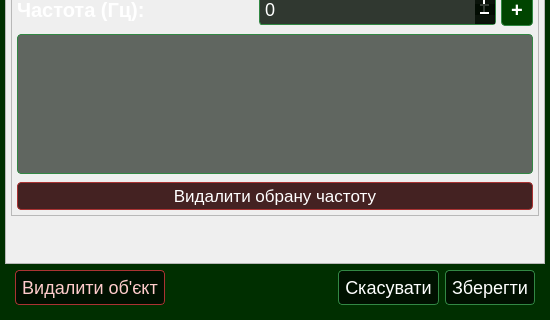
First picture: the form in app/ui/object_editor_dialog.ui, repository VadymKotsiuba1808/SDR_Pi, before the edit; both pictures show x 0 to 550 and y 461 to 781 of the 550 by 781 pixel window.
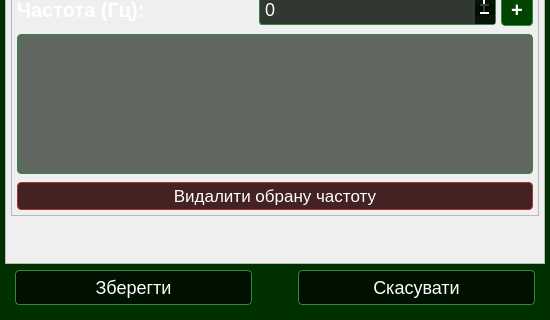
Second picture: the form after the edit.

Commit message: Removed delete button from object_editor_dialog ui

What changed in the file:
```diff
--- a/app/ui/object_editor_dialog.ui
+++ b/app/ui/object_editor_dialog.ui
@@ -472,9 +472,9 @@
       <number>10</number>
      </property>
      <item>
-      <widget class="QPushButton" name="btnDelete">
+      <widget class="QPushButton" name="btnSave">
        <property name="text">
-        <string>Видалити об'єкт</string>
+        <string>Зберегти</string>
        </property>
       </widget>
      </item>
@@ -483,6 +483,9 @@
        <property name="orientation">
         <enum>Qt::Orientation::Horizontal</enum>
        </property>
+       <property name="sizeType">
+        <enum>QSizePolicy::Policy::Maximum</enum>
+       </property>
        <property name="sizeHint" stdset="0">
         <size>
          <width>40</width>
@@ -498,13 +501,6 @@
        </property>
       </widget>
      </item>
-     <item>
-      <widget class="QPushButton" name="btnSave">
-       <property name="text">
-        <string>Зберегти</string>
-       </property>
-      </widget>
-     </item>
     </layout>
    </item>
   </layout>
```
The commit also changes 1 other file.
